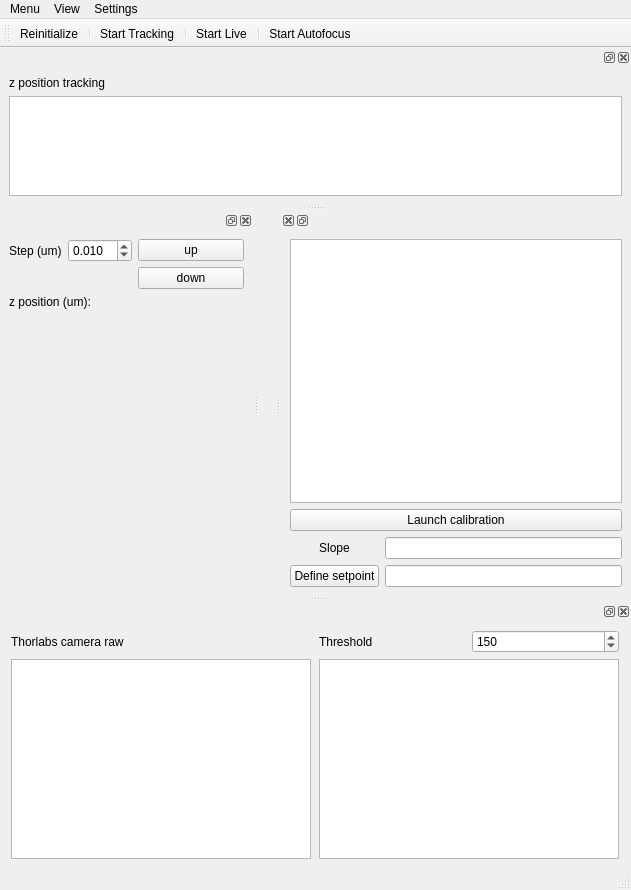
Old version of the form gui/focus/ui_focus.ui in the repository fbarho/qudi-cbs.
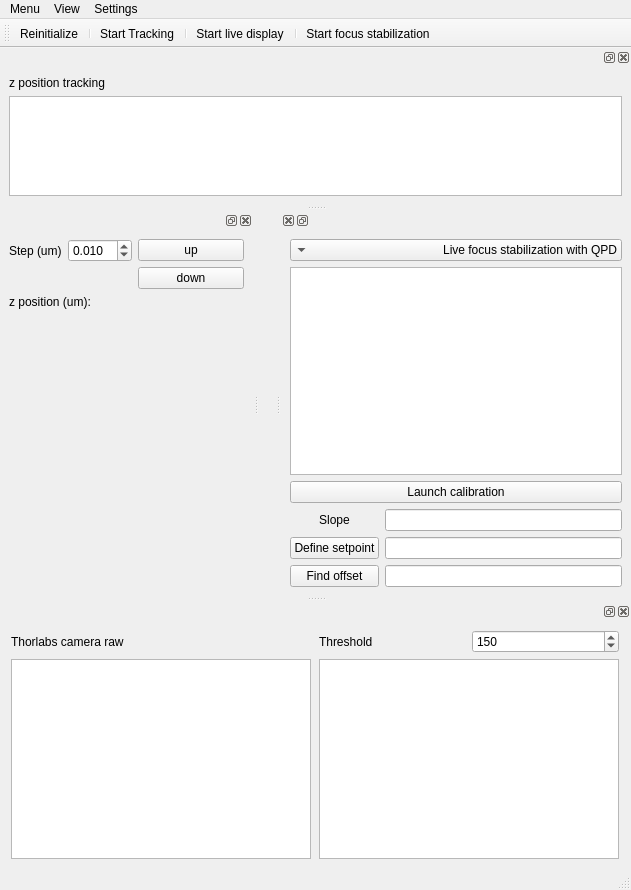
New version of the form. Custom widgets are drawn as their Qt base class.

Commit message: Add the find focus with offset option

```diff
--- a/gui/focus/ui_focus.ui
+++ b/gui/focus/ui_focus.ui
@@ -209,9 +209,9 @@
    </attribute>
    <widget class="QWidget" name="dockWidgetContents_3">
     <layout class="QGridLayout" name="gridLayout_2">
-     <item row="1" column="0">
+     <item row="0" column="0">
       <layout class="QGridLayout" name="gridLayout_8">
-       <item row="5" column="1">
+       <item row="7" column="1">
         <widget class="QLabel" name="slope_Label">
          <property name="text">
           <string>Slope</string>
@@ -221,10 +221,10 @@
          </property>
         </widget>
        </item>
-       <item row="5" column="0">
+       <item row="7" column="0">
         <widget class="QLineEdit" name="slope_lineEdit"/>
        </item>
-       <item row="3" column="0" colspan="2">
+       <item row="5" column="0" colspan="2">
         <widget class="QPushButton" name="calibration_pushButton">
          <property name="text">
           <string>Launch calibration</string>
@@ -233,21 +233,50 @@
        </item>
        <item row="2" column="0" colspan="2">
         <layout class="QVBoxLayout" name="verticalLayout_7">
+         <item>
+          <widget class="QComboBox" name="Autofocus_method_comboBox">
+           <item>
+            <property name="text">
+             <string>Live focus stabilization with QPD</string>
+            </property>
+           </item>
+           <item>
+            <property name="text">
+             <string>Live focus stabilization with camera</string>
+            </property>
+           </item>
+           <item>
+            <property name="text">
+             <string>Find focus </string>
+            </property>
+           </item>
+          </widget>
+         </item>
          <item>
           <widget class="PlotWidget" name="calibration_PlotWidget"/>
          </item>
         </layout>
        </item>
-       <item row="6" column="1">
+       <item row="8" column="1">
         <widget class="QPushButton" name="setpoint_pushButton">
          <property name="text">
           <string>Define setpoint</string>
          </property>
         </widget>
        </item>
-       <item row="6" column="0">
+       <item row="8" column="0">
         <widget class="QLineEdit" name="setpoint_lineEdit"/>
        </item>
+       <item row="9" column="1">
+        <widget class="QPushButton" name="Find_offset_pushButton">
+         <property name="text">
+          <string>Find offset</string>
+         </property>
+        </widget>
+       </item>
+       <item row="9" column="0">
+        <widget class="QLineEdit" name="offset_lineEdit"/>
+       </item>
       </layout>
      </item>
      <item row="3" column="0">
@@ -408,7 +437,7 @@
     <bool>true</bool>
    </property>
    <property name="text">
-    <string>Start Live</string>
+    <string>Start live display </string>
    </property>
    <property name="toolTip">
     <string>start thorlabs camera live</string>
@@ -430,7 +459,7 @@
     <bool>true</bool>
    </property>
    <property name="text">
-    <string>Start Autofocus</string>
+    <string>Start focus stabilization</string>
    </property>
   </action>
   <action name="pid_settings_Action">
```
Left out of the diff: 3 changed lines with no effect on the pictures. The commit also changes 1 other file.
